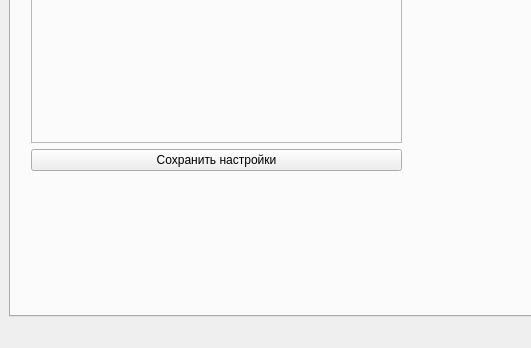
Above: practiceServer/mainwindow.ui from sdedge/productionPractice before the change; both pictures show x 0 to 531 and y 245 to 593 of the 1259 by 593 pixel window. Below: the same form after it.
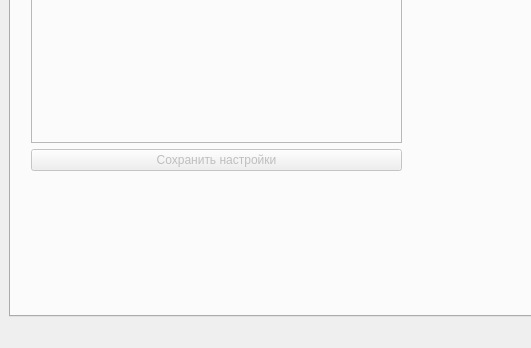
That is the form after the change.

Commit message:
Кнопка Сохранить настройки теперь изначально недоступна
Нам нужно сначала указать рабочую папку, и эта кнопка включится

Patch:
```diff
--- a/practiceServer/mainwindow.ui
+++ b/practiceServer/mainwindow.ui
@@ -96,6 +96,9 @@
          </item>
          <item row="2" column="0">
           <widget class="QPushButton" name="saveSettingsPushButton">
+           <property name="enabled">
+            <bool>false</bool>
+           </property>
            <property name="text">
             <string>Сохранить настройки</string>
            </property>
```
